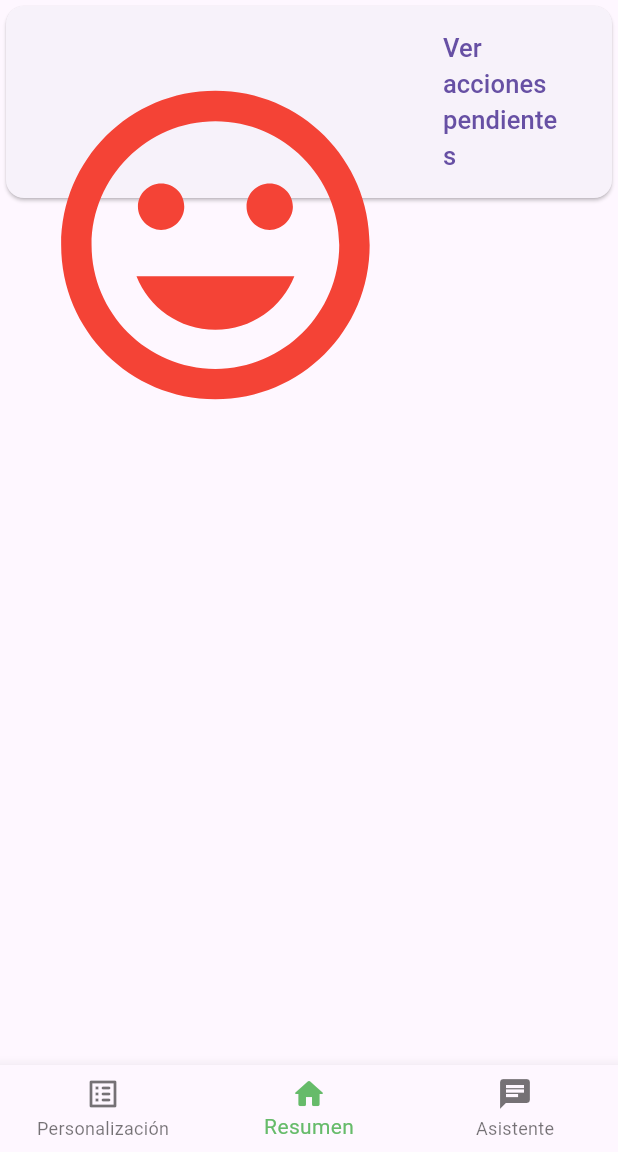
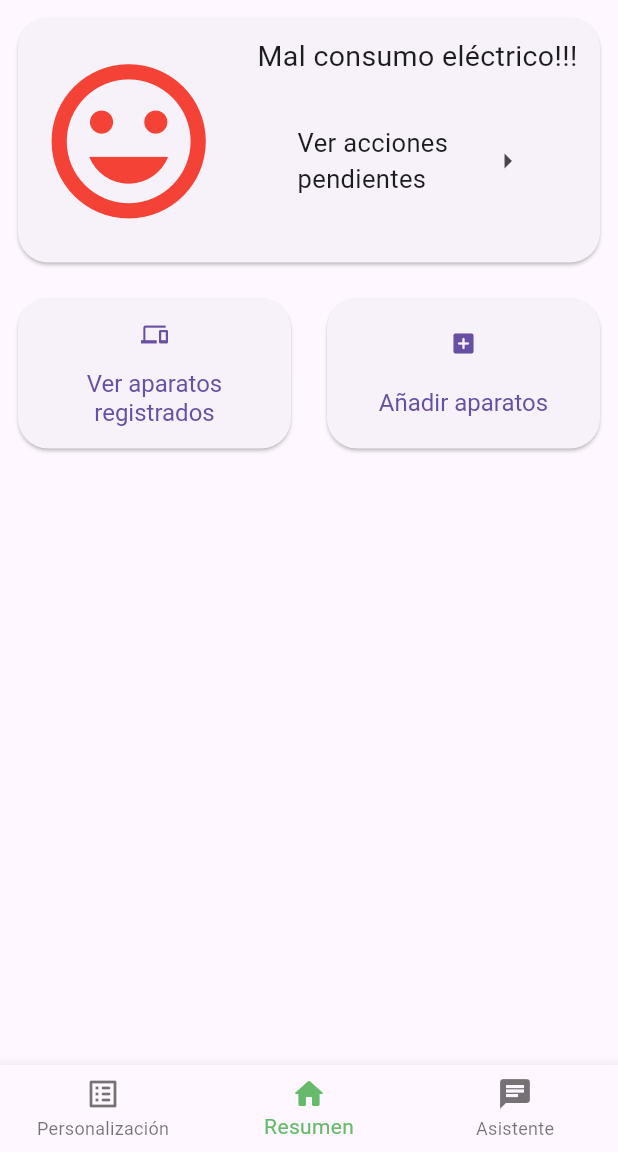
Before and after one commit to J4viersitoX/flutter-app, a Flutter app: the MainMenu screen opened directly, on a phone screen of 412 x 824 dp, the part 84-1236 px from its top. Run offline on Flutter 3.47's test engine with Material 3 defaults, Android fonts, the phone set to English and light mode, and no system bars; our stand-ins replace dash_chat_2, flutter_gemini.

Commit message:
banner principal de estado de consumo y 2 botones sin funcionalidad

```diff
--- a/lib/menu_resumen.dart
+++ b/lib/menu_resumen.dart
@@ -8,26 +8,107 @@ class MenuResumen extends StatefulWidget {
 }
 
 class _MenuResumenState extends State<MenuResumen> {
+  final _gridBtnStyle = const ButtonStyle(
+                    fixedSize: WidgetStatePropertyAll<Size>(
+                      Size.fromHeight(100.0)
+                    ),
+                    shape: WidgetStatePropertyAll(
+                      RoundedRectangleBorder(
+                        borderRadius: BorderRadius.all(Radius.circular(20.0))
+                      )
+                    ),
+                    textStyle: WidgetStatePropertyAll(
+                      TextStyle(fontSize: 16.0, ),
+                    ),
+                  );
+
   @override
   Widget build(BuildContext context) {
-    final _vpSize = MediaQuery.of(context).size;
+    final vpSize = MediaQuery.of(context).size;
     return ListView(
       children: [
         Card(
-          child: ListTile(
-            leading: Icon(
-              Icons.tag_faces,
-              color: Colors.red,
-              size: _vpSize.width * 0.6,
-            ),
-            title: TextButton(
-                onPressed: () {},
-                child: Text(
-                  "Ver acciones pendientes",
-                  style: TextStyle(fontSize: 17.0),
-                ))
+          margin: const EdgeInsets.all(12.0),
+          shape: const RoundedRectangleBorder(
+            borderRadius: BorderRadius.all(Radius.circular(20.0))
+          ),
+          child: Row(
+            crossAxisAlignment: CrossAxisAlignment.center,
+            children: [
+              Padding(
+                padding: const EdgeInsets.all(12.0),
+                child: Icon(
+                  Icons.tag_faces,
+                  color: Colors.red,
+                  size: vpSize.width * 0.3,
+                ),
+              ),
+              Padding(
+                padding: const EdgeInsets.all(12.0),
+                child: Column(
+                  children: [
+                    const Text("Mal consumo eléctrico!!!", style: TextStyle(fontSize: 19.0),),
+                    IconButton(
+                      padding: const EdgeInsets.symmetric(vertical: 32.0, horizontal: 16.0),
+                      onPressed: () {},
+                      icon: const SizedBox(
+                        width: 160.0,
+                        child: Row(
+                          children: [
+                            Expanded(
+                              flex: 3,
+                              child: Text(
+                                "Ver acciones\npendientes",
+                                style: TextStyle(fontSize: 17.0),
+                              ),
+                            ),
+                            Expanded(child: Icon(Icons.arrow_right)),
+                          ],
+                        ),
+                      )
+                    )
+                  ],
+                ),
+              ),
+            ],
           ),
         ),
+        Row(
+          children: [
+            Expanded(
+              child: Container(
+                margin: const EdgeInsets.all(12.0),
+                child: ElevatedButton(
+                  style: _gridBtnStyle,
+                  onPressed: () {},
+                  child: const Column(
+                    mainAxisAlignment: MainAxisAlignment.spaceEvenly,
+                    children: [
+                      Icon(Icons.devices),
+                      Text("Ver aparatos\nregistrados", textAlign: TextAlign.center),
+                    ],
+                  ),
+                ),
+              ),
+            ),
+            Expanded(
+              child: Container(
+                margin: const EdgeInsets.all(12.0),
+                child: ElevatedButton(
+                  style: _gridBtnStyle,
+                  onPressed: () {},
+                  child: const Column(
+                    mainAxisAlignment: MainAxisAlignment.spaceEvenly,
+                    children: [
+                      Icon(Icons.add_box_rounded),
+                      Text("Añadir aparatos", textAlign: TextAlign.center)
+                    ],
+                  )
+                ),
+              ),
+            )
+          ]
+        )
       ],
     );
   }
```
